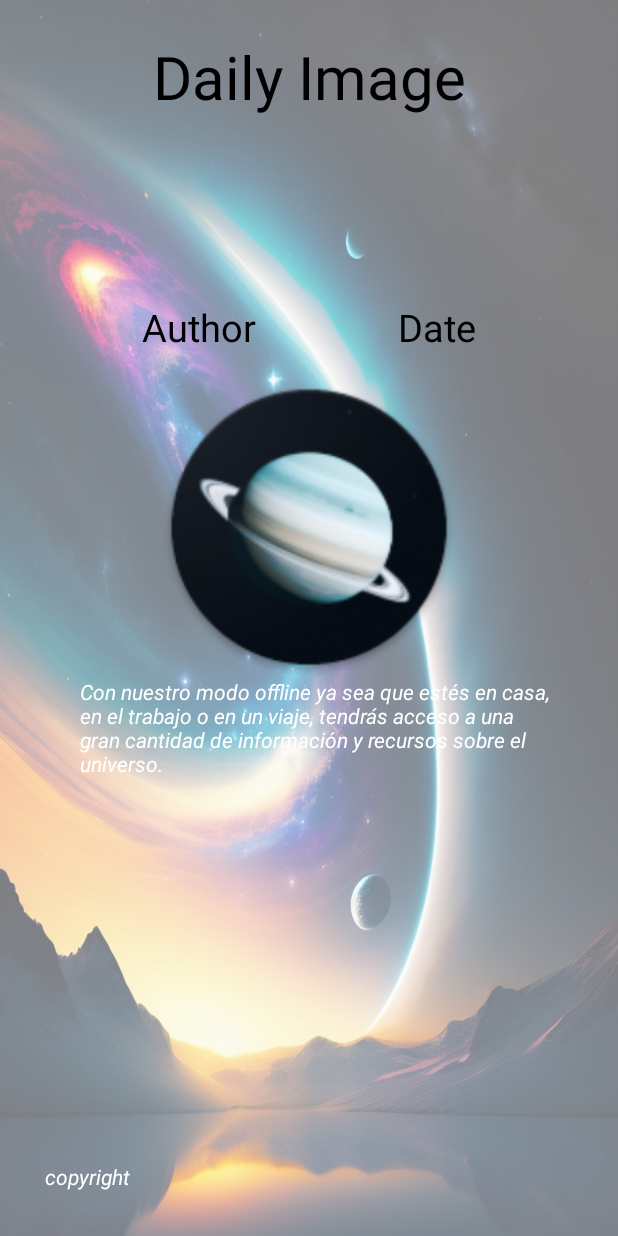
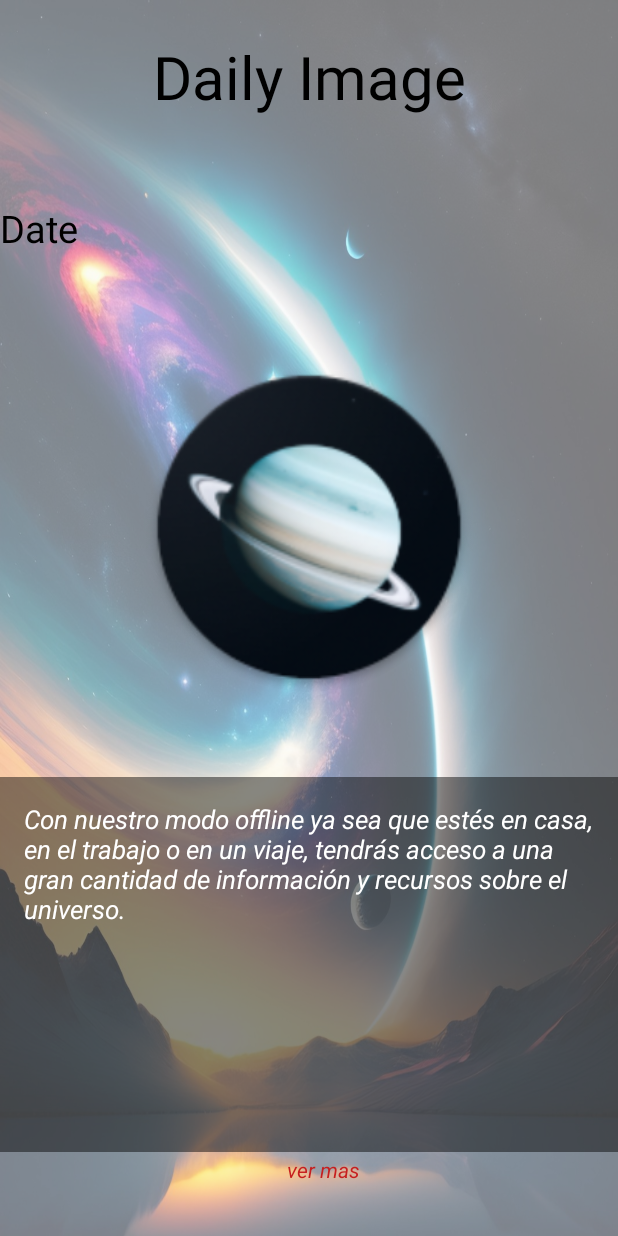
Before and after one commit to sebasDesing/Astro_v2, an Android app: the layout fragment_daily_image.xml on its own in the app's theme, with its tools: preview values and no code run, on a phone screen of 412 x 824 dp. Run offline under Robolectric (Android 15) with nearby library versions, the phone set to English and light mode, and no system bars; network calls fail.

Commit message:
feat : conexion de la vista

```diff
--- a/app/src/main/java/com/example/astrop/ui/astroType/AstroTypeFragment.kt
+++ b/app/src/main/java/com/example/astrop/ui/astroType/AstroTypeFragment.kt
@@ -15,6 +15,7 @@ import com.example.astrop.R
 import com.example.astrop.databinding.FragmentAstroTypeBinding
 import com.example.astrop.domain.model.AstroType
 import com.example.astrop.ui.astroType.adapter.AstroTypeAdapter
+import com.google.android.material.bottomnavigation.BottomNavigationView
 import dagger.hilt.android.AndroidEntryPoint
 
 @AndroidEntryPoint
@@ -37,6 +38,8 @@ class AstroTypeFragment : Fragment() {
 
     override fun onViewCreated(view: View, savedInstanceState: Bundle?) {
         super.onViewCreated(view, savedInstanceState)
+        val bottomNavigation = requireActivity().findViewById<BottomNavigationView>(R.id.bottomNav)
+        bottomNavigation.visibility = View.GONE
         binding.astroTypesFg.animation = AnimationUtils.loadAnimation(requireContext(), R.anim.from_ast)
         binding.swipe.isEnabled = false
         binding.recyclerView.layoutManager = LinearLayoutManager(requireContext())
--- a/app/src/main/java/com/example/astrop/ui/dailyImage/DailyImageFragment.kt
+++ b/app/src/main/java/com/example/astrop/ui/dailyImage/DailyImageFragment.kt
@@ -5,10 +5,13 @@ import android.util.Log
 import android.view.LayoutInflater
 import android.view.View
 import android.view.ViewGroup
+import android.view.animation.AnimationUtils
 import androidx.fragment.app.Fragment
 import androidx.fragment.app.viewModels
+import com.example.astrop.R
 import com.example.astrop.databinding.FragmentDailyImageBinding
 import com.example.astrop.domain.model.DailyImage
+import com.google.android.material.bottomnavigation.BottomNavigationView
 import dagger.hilt.android.AndroidEntryPoint
 
 @AndroidEntryPoint
@@ -29,6 +32,14 @@ class DailyImageFragment : Fragment() {
 
     override fun onViewCreated(view: View, savedInstanceState: Bundle?) {
         super.onViewCreated(view, savedInstanceState)
+        val bottomNavigation = requireActivity().findViewById<BottomNavigationView>(R.id.bottomNav)
+        bottomNavigation.visibility = View.GONE
+        binding.dailyImageFg.animation = AnimationUtils.loadAnimation(requireContext(), R.anim.from_ast)
         viewModel.getDailyImage(binding, requireContext())
+
+        binding.seeMore.setOnClickListener{
+            binding.body.maxLines = 100
+            binding.seeMore.visibility = View.GONE
+        }
     }
 }
--- a/app/src/main/java/com/example/astrop/ui/dailyImage/DailyImageViewModel.kt
+++ b/app/src/main/java/com/example/astrop/ui/dailyImage/DailyImageViewModel.kt
@@ -20,8 +20,12 @@ class DailyImageViewModel @Inject constructor(private val result: GetDailyImageU
         viewModelScope.launch {
             val response = result.invoke()
             response?.let { res ->
-
-                Log.i("Dailyyyy", "${res}")
+                val data = res[0]
+                Log.i("Dailyyyy", "${data.date}")
+                binding.dateImage.text = data.date
+                binding.body.text = data.explanation
+                //binding.title.text = data.title
+                Glide.with(context).load(data.hdurl).into(binding.dailyImage)
 
 
             }
--- a/app/src/main/res/layout/fragment_daily_image.xml
+++ b/app/src/main/res/layout/fragment_daily_image.xml
@@ -2,16 +2,17 @@
 <androidx.constraintlayout.widget.ConstraintLayout xmlns:android="http://schemas.android.com/apk/res/android"
     xmlns:app="http://schemas.android.com/apk/res-auto"
     xmlns:tools="http://schemas.android.com/tools"
+    android:id="@+id/daily_image_fg"
     android:layout_width="match_parent"
     android:layout_height="match_parent"
     tools:context=".ui.dailyImage.DailyImageFragment">
 
-<ImageView
-    android:layout_width="match_parent"
-    android:layout_height="match_parent"
-    android:background="@drawable/bg_daily"
-    android:alpha="0.5"
-    />
+    <ImageView
+        android:layout_width="match_parent"
+        android:layout_height="match_parent"
+        android:alpha="0.5"
+        android:background="@drawable/bg_daily" />
+
     <TextView
         android:id="@+id/title"
         android:layout_width="wrap_content"
@@ -27,22 +28,7 @@
         app:layout_constraintVertical_bias="0.0"
         tools:textColor="@color/black" />
 
-    <TextView
-        android:id="@+id/author_name"
-        android:layout_width="wrap_content"
-        android:layout_height="wrap_content"
-        android:layout_marginBottom="16dp"
-        android:text="Author"
-        android:textColor="@color/white"
-        android:textSize="25dp"
-        app:layout_constraintBottom_toTopOf="@id/daily_image"
-        app:layout_constraintEnd_toStartOf="@id/date_image"
-        app:layout_constraintHorizontal_chainStyle="spread"
-        app:layout_constraintStart_toStartOf="parent"
-        app:layout_constraintTop_toBottomOf="@id/title"
-        app:layout_constraintVertical_bias="0.31"
-        app:layout_constraintVertical_chainStyle="packed"
-        tools:textColor="@color/black" />
+
 
     <TextView
         android:id="@+id/date_image"
@@ -53,42 +39,55 @@
         android:textColor="@color/white"
         android:textSize="25dp"
         app:layout_constraintBottom_toTopOf="@id/daily_image"
-        app:layout_constraintEnd_toEndOf="parent"
-        app:layout_constraintStart_toEndOf="@id/author_name"
+
+        app:layout_constraintStart_toStartOf="parent"
         app:layout_constraintTop_toBottomOf="@id/title"
         app:layout_constraintVertical_bias="1.0"
         tools:textColor="@color/black" />
 
     <de.hdodenhof.circleimageview.CircleImageView
         android:id="@+id/daily_image"
-        android:layout_width="200dp"
-        android:layout_height="200dp"
+        android:layout_width="220dp"
+        android:layout_height="220dp"
         android:src="@drawable/ic_launcher"
-        app:layout_constraintBottom_toTopOf="@id/body"
+        app:layout_constraintBottom_toTopOf="@id/body_container"
         app:layout_constraintEnd_toEndOf="parent"
         app:layout_constraintStart_toStartOf="parent"
-        app:layout_constraintTop_toBottomOf="@id/author_name" />
+        app:layout_constraintTop_toBottomOf="@id/date_image" />
 
-    <TextView
-        android:id="@+id/body"
-        style="@style/Body_onb"
-        android:text="@string/body_f2"
-        android:textColor="@color/white"
+    <ScrollView
+        android:id="@+id/body_container"
+        android:layout_width="match_parent"
+        android:layout_height="250dp"
+        android:padding="16dp"
+        android:background="#77000000"
         app:layout_constraintBottom_toBottomOf="parent"
         app:layout_constraintEnd_toEndOf="parent"
         app:layout_constraintStart_toStartOf="parent"
-        app:layout_constraintTop_toBottomOf="@id/daily_image" />
+        app:layout_constraintTop_toBottomOf="@id/daily_image">
+
+        <TextView
+            android:id="@+id/body"
+            android:layout_width="match_parent"
+            android:layout_height="wrap_content"
+            android:maxLines="8"
+            android:text="@string/body_f2"
+            android:textColor="@color/white"
+            android:textSize="17dp"
+            android:textStyle="italic" />
+
+    </ScrollView>
+
     <TextView
-        android:id="@+id/copyright"
+        android:id="@+id/see_more"
         style="@style/Body_onb"
         android:layout_width="wrap_content"
         android:layout_height="wrap_content"
-        android:textColor="@color/white"
+        android:text=" ver mas"
+        android:textColor="#C61F1F"
         app:layout_constraintBottom_toBottomOf="parent"
+        app:layout_constraintEnd_toEndOf="parent"
         app:layout_constraintStart_toStartOf="parent"
-        android:layout_marginStart="30dp"
-        android:layout_marginBottom="30dp"
-        android:text="copyright"
-        />
+        app:layout_constraintTop_toBottomOf="@id/body_container" />
 
 </androidx.constraintlayout.widget.ConstraintLayout>
```
